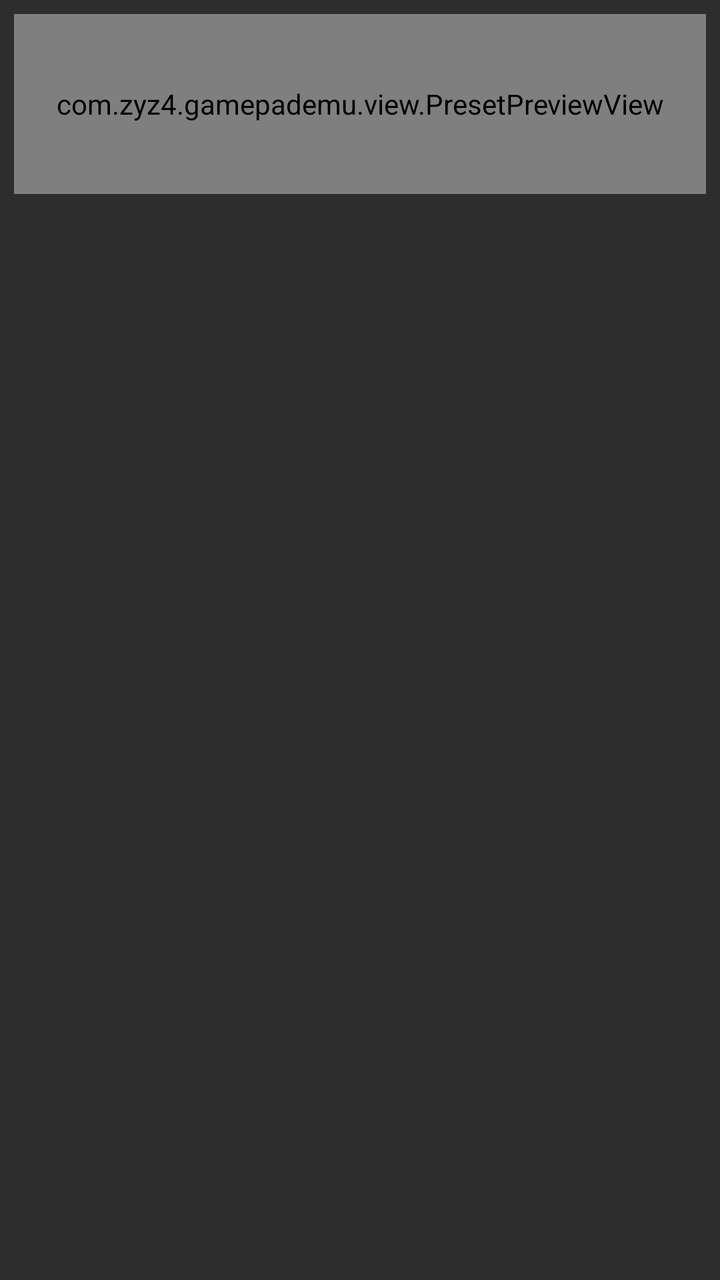
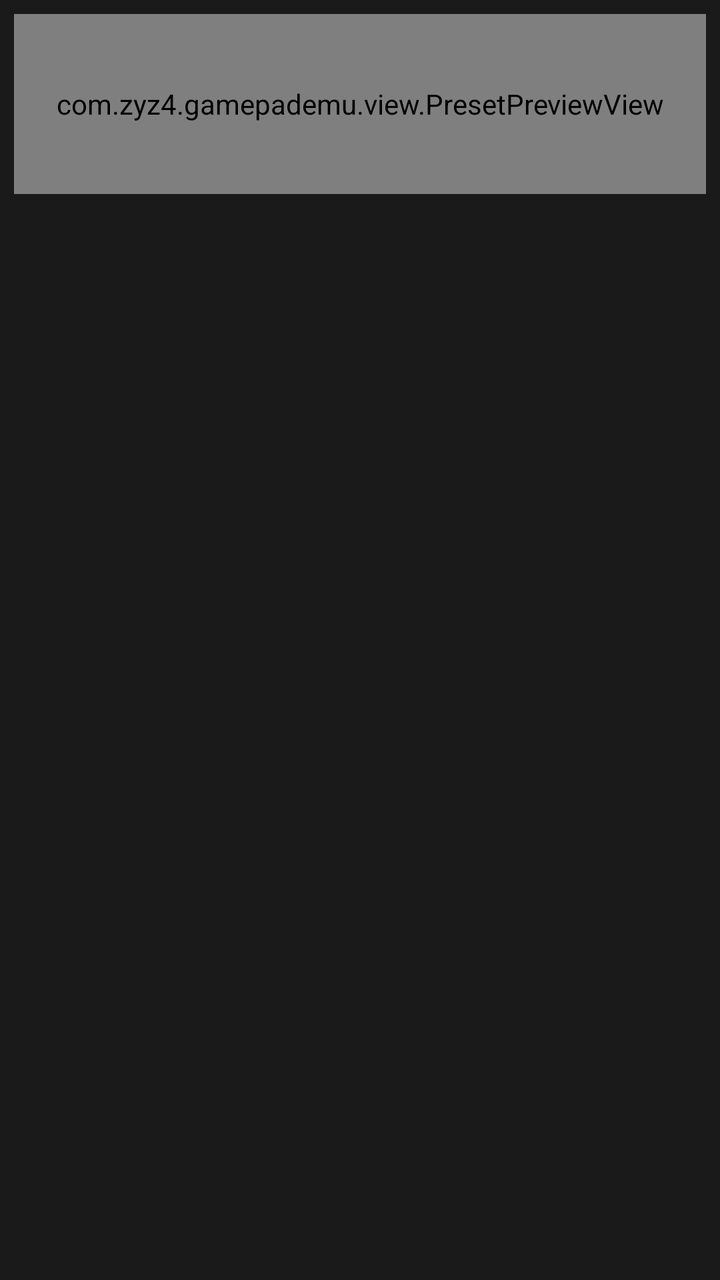

Screens rendered from an Android XML layout before and after an edit, with the pre-edit source and the edit as a unified diff.
<!-- AndroidManifest.xml: application theme Theme.GamepadEmu -->
<!-- res/layout/item_preset_card.xml -->
<?xml version="1.0" encoding="utf-8"?>
<LinearLayout xmlns:android="http://schemas.android.com/apk/res/android"
    android:id="@+id/cardBackground"
    android:layout_width="match_parent"
    android:layout_height="wrap_content"
    android:orientation="vertical"
    android:background="@drawable/bg_chip"
    android:padding="7dp">

    <com.zyz4.gamepademu.view.PresetPreviewView
        android:id="@+id/presetPreview"
        android:layout_width="match_parent"
        android:layout_height="90dp"
        android:background="#FF1A1A1A" />

    <TextView
        android:id="@+id/presetName"
        android:layout_width="match_parent"
        android:layout_height="wrap_content"
        android:gravity="center"
        android:textColor="@color/text_primary"
        android:textSize="11sp"
        android:paddingVertical="4dp"
        android:maxLines="1"
        android:ellipsize="end" />
</LinearLayout>
<!-- resources referenced by this layout -->
<resources>
  <color name="text_primary">#FFFFFFFF</color>
  <!-- drawable bg_chip (drawable) -->
  <?xml version="1.0" encoding="utf-8"?>
  <shape xmlns:android="http://schemas.android.com/apk/res/android">
      <solid android:color="#FF2D2D2D" />
  </shape>
  <style name="Theme.GamepadEmu" parent="android:Theme.Material.NoActionBar">
          <item name="android:statusBarColor">@android:color/transparent</item>
          <item name="android:navigationBarColor">@android:color/transparent</item>
          <item name="android:windowFullscreen">true</item>
          <item name="android:windowNoTitle">true</item>
          <item name="android:windowBackground">@color/bg_dark</item>
      </style>
  <color name="bg_dark">#FF1A1A1A</color>
</resources>

<!-- the commit's change to res/layout/item_preset_card.xml (unified diff, before → after) -->
@@ -11,7 +11,7 @@
         android:id="@+id/presetPreview"
         android:layout_width="match_parent"
         android:layout_height="90dp"
-        android:background="#FF1A1A1A" />
+        android:background="@color/bg_dark" />
 
     <TextView
         android:id="@+id/presetName"
<!-- resource entries referenced after the edit -->
@@ -4,7 +4,7 @@
   <!-- drawable bg_chip (drawable) -->
   <?xml version="1.0" encoding="utf-8"?>
   <shape xmlns:android="http://schemas.android.com/apk/res/android">
-      <solid android:color="#FF2D2D2D" />
+      <solid android:color="#FF1A1A1A" />
   </shape>
   <style name="Theme.GamepadEmu" parent="android:Theme.Material.NoActionBar">
           <item name="android:statusBarColor">@android:color/transparent</item>
@@ -13,6 +13,6 @@
           <item name="android:windowNoTitle">true</item>
           <item name="android:windowBackground">@color/bg_dark</item>
       </style>
-  <color name="bg_dark">#FF1A1A1A</color>
+  <color name="bg_dark">#FF000000</color>
 </resources>
 
